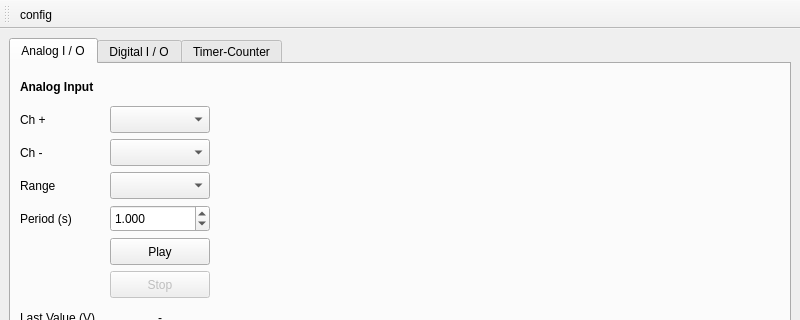
Qt form daqcontrol/daq_control.ui (Ingen10/daqcontrol) before a commit; both pictures show x 0 to 800 and y 0 to 320 of the 800 by 670 pixel window.
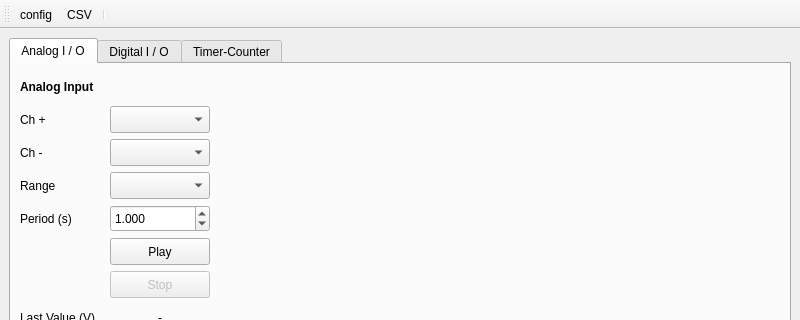
The same form after that commit. Icons and pictures are not drawn. Custom widgets are drawn as their Qt base class.

Diff of the .ui file:
```diff
--- a/daqcontrol/daq_control.ui
+++ b/daqcontrol/daq_control.ui
@@ -2218,6 +2218,8 @@
     <bool>false</bool>
    </attribute>
    <addaction name="actionConfig"/>
+   <addaction name="actionCSV"/>
+   <addaction name="separator"/>
   </widget>
   <action name="actionConfig">
    <property name="icon">
@@ -2231,6 +2233,15 @@
     <bool>true</bool>
    </property>
   </action>
+  <action name="actionCSV">
+   <property name="icon">
+    <iconset resource="res.qrc">
+     <normaloff>:/resources/CSV.png</normaloff>:/resources/CSV.png</iconset>
+   </property>
+   <property name="text">
+    <string>CSV</string>
+   </property>
+  </action>
  </widget>
  <customwidgets>
   <customwidget>
```
Left out of the diff: 108 changed lines with no effect on the pictures.
